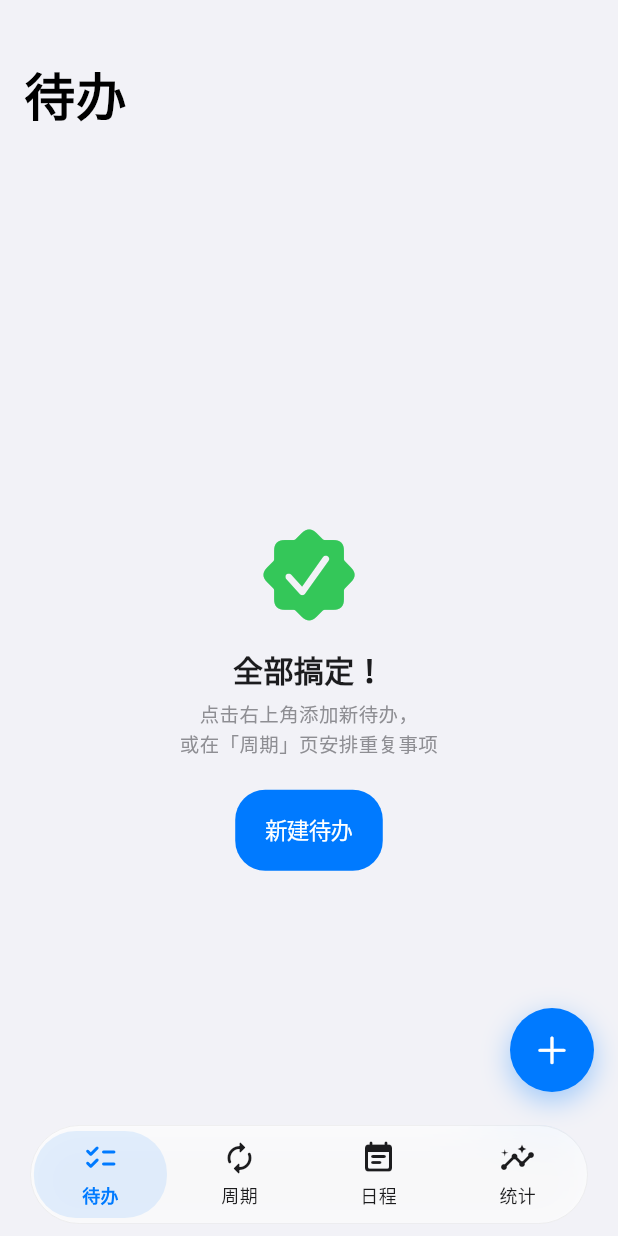
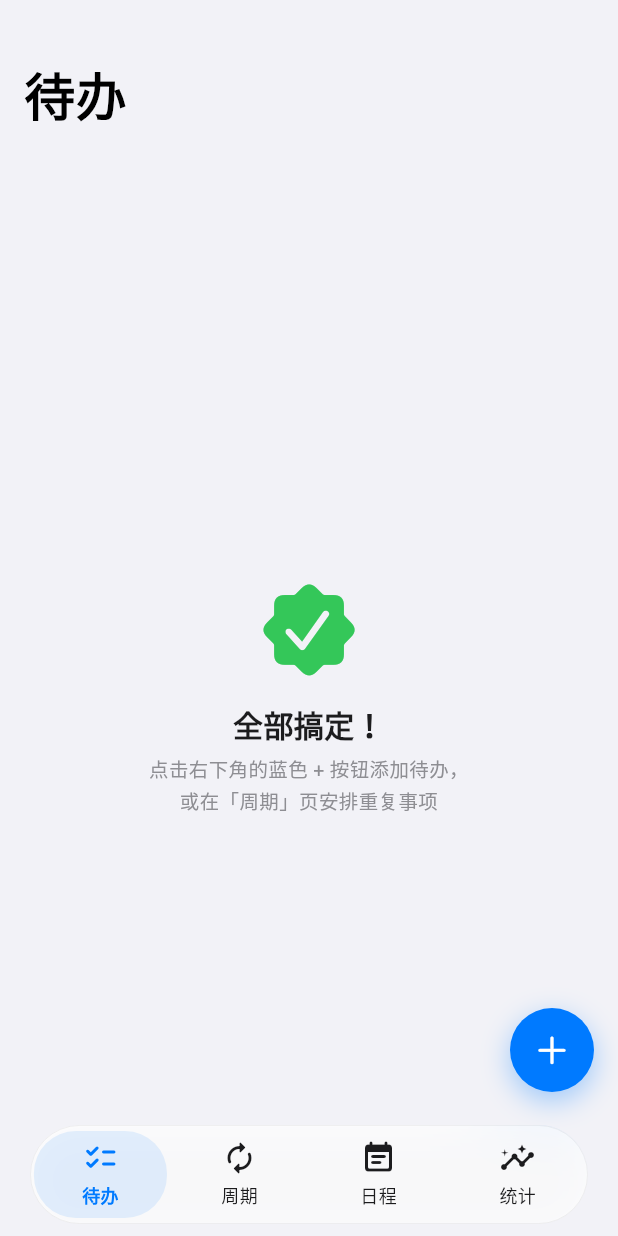
Before and after one commit to AndOhhh/qingyun_todo, a Flutter app: the screen it shows after launch, on a phone screen of 412 x 824 dp. Run offline on Flutter 3.47's test engine with Material 3 defaults, Android fonts, the phone set to English and light mode, and no system bars; our stand-ins replace flutter_riverpod, sqflite; missing offline and left inert: tyme; accounts and stored records are empty.

Commit message:
refactor(ui): 待办空态去居中新建按钮；日程标题改为左上对齐
1. 待办页空态移除居中「新建待办」按钮（与右下角 FAB 重复），
   引导文案改为「点击右下角的蓝色 + 按钮添加待办，或在「周期」页安排重复事项」
   （原文案「点击右上角」随右上角按钮下线一并更新）
2. 日程页标题「年月 + 周序号」由居中改为左上对齐，与参考图及列表页阅读动线一致

测试：空态用例补充断言（无居中按钮、有引导文案），103/103 全绿
真机目视：日程标题左上、空日引导带当天日期均正确

```diff
--- a/lib/pages/schedule/index.dart
+++ b/lib/pages/schedule/index.dart
@@ -110,7 +110,9 @@ class _ScheduleViewState extends ConsumerState<ScheduleView> {
                       child: GestureDetector(
                         behavior: HitTestBehavior.opaque,
                         onTap: _pickMonth,
-                        child: Center(
+                        // 标题靠左上展示（不再居中）
+                        child: Align(
+                          alignment: Alignment.centerLeft,
                           child: _MonthTitle(
                             month: _month,
                             selected: _selected,
--- a/lib/pages/todo/index.dart
+++ b/lib/pages/todo/index.dart
@@ -121,15 +121,12 @@ class _TodoViewState extends ConsumerState<TodoView> {
           hasScrollBody: false,
           child: Padding(
             padding: const EdgeInsets.only(bottom: 100),
+            // 与周期页空态一致：不放居中新建按钮（与右下角 FAB 重复），只给引导文案
             child: EmptyState(
               icon: CupertinoIcons.checkmark_seal_fill,
               title: '全部搞定！',
-              subtitle: '点击右上角添加新待办，\n或在「周期」页安排重复事项',
-              action: CupertinoButton.filled(
-                borderRadius: BorderRadius.circular(20),
-                onPressed: () => openTodoEdit(context),
-                child: const Text('新建待办', style: TextStyle(fontSize: 15)),
-              ),
+              subtitle: '点击右下角的蓝色 + 按钮添加待办，\n'
+                  '或在「周期」页安排重复事项',
             ),
           ),
         ),
```
Also changed, not shown: 1 other file.
